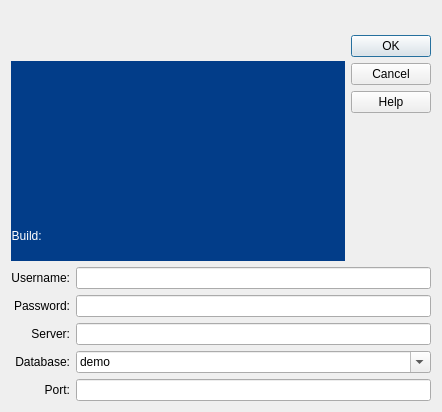
Old version of the form common/login2.ui in the repository Pegasus-RPG/xtuple-client.
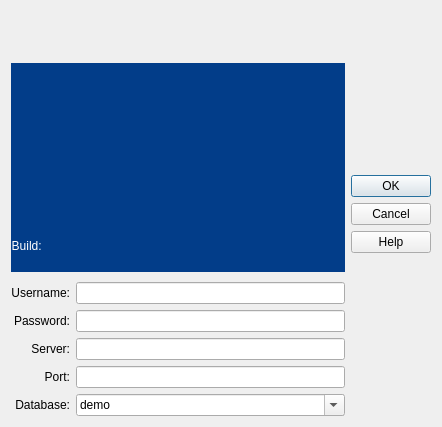
New version of the form. Icons and pictures are not drawn.

Commit message: Issue #20503 - a few fixes to the login screen.  http and https are parsed out of the server name if the user enters them

```diff
--- a/common/login2.ui
+++ b/common/login2.ui
@@ -14,7 +14,7 @@
     <x>0</x>
     <y>0</y>
     <width>442</width>
-    <height>412</height>
+    <height>427</height>
    </rect>
   </property>
   <property name="sizePolicy">
@@ -2478,54 +2478,12 @@
            </item>
           </layout>
          </item>
-        </layout>
-       </item>
-      </layout>
-     </item>
-     <item>
-      <layout class="QVBoxLayout" name="verticalLayout_6">
-       <item>
-        <widget class="QDialogButtonBox" name="_buttonBox">
-         <property name="focusPolicy">
-          <enum>Qt::StrongFocus</enum>
-         </property>
-         <property name="layoutDirection">
-          <enum>Qt::RightToLeft</enum>
-         </property>
-         <property name="orientation">
-          <enum>Qt::Vertical</enum>
-         </property>
-         <property name="standardButtons">
-          <set>QDialogButtonBox::Cancel|QDialogButtonBox::Help|QDialogButtonBox::Ok</set>
-         </property>
-         <property name="centerButtons">
-          <bool>true</bool>
-         </property>
-        </widget>
-       </item>
-       <item>
-        <spacer name="verticalSpacer">
-         <property name="orientation">
-          <enum>Qt::Vertical</enum>
-         </property>
-         <property name="sizeHint" stdset="0">
-          <size>
-           <width>20</width>
-           <height>40</height>
-          </size>
-         </property>
-        </spacer>
-       </item>
-      </layout>
-     </item>
-    </layout>
-   </item>
    <item>
     <layout class="QGridLayout" name="gridLayout_3">
      <property name="sizeConstraint">
       <enum>QLayout::SetDefaultConstraint</enum>
      </property>
-     <item row="2" column="2">
+           <item row="4" column="2">
       <widget class="QLineEdit" name="_password">
        <property name="sizePolicy">
         <sizepolicy hsizetype="Expanding" vsizetype="Fixed">
@@ -2535,13 +2493,13 @@
        </property>
       </widget>
      </item>
-     <item row="3" column="2">
-      <widget class="QLineEdit" name="_server"/>
-     </item>
      <item row="5" column="2">
+            <widget class="QLineEdit" name="_server"/>
+           </item>
+           <item row="7" column="2">
       <widget class="QLineEdit" name="_port"/>
      </item>
-     <item row="2" column="1">
+           <item row="4" column="1">
       <widget class="QLabel" name="_passwordLit">
        <property name="text">
         <string>Password:</string>
@@ -2551,7 +2509,7 @@
        </property>
       </widget>
      </item>
-     <item row="3" column="1">
+           <item row="5" column="1">
       <widget class="QLabel" name="_serverLit">
        <property name="text">
         <string>Server:</string>
@@ -2561,17 +2519,7 @@
        </property>
       </widget>
      </item>
-     <item row="4" column="1">
-      <widget class="QLabel" name="_databaseLit">
-       <property name="text">
-        <string>Database:</string>
-       </property>
-       <property name="alignment">
-        <set>Qt::AlignRight|Qt::AlignTrailing|Qt::AlignVCenter</set>
-       </property>
-      </widget>
-     </item>
-     <item row="5" column="1">
+           <item row="7" column="1">
       <widget class="QLabel" name="_portLit">
        <property name="text">
         <string>Port:</string>
@@ -2581,7 +2529,7 @@
        </property>
       </widget>
      </item>
-     <item row="1" column="1">
+           <item row="3" column="1">
       <widget class="QLabel" name="_usernameLit1">
        <property name="text">
         <string>Username:</string>
@@ -2591,7 +2539,7 @@
        </property>
       </widget>
      </item>
-     <item row="1" column="2">
+           <item row="3" column="2">
       <widget class="QLineEdit" name="_username">
        <property name="sizePolicy">
         <sizepolicy hsizetype="Expanding" vsizetype="Fixed">
@@ -2601,7 +2549,7 @@
        </property>
       </widget>
      </item>
-     <item row="4" column="2">
+           <item row="8" column="2">
       <widget class="QComboBox" name="_database">
        <property name="focusPolicy">
         <enum>Qt::StrongFocus</enum>
@@ -2621,6 +2569,61 @@
        </item>
       </widget>
      </item>
+           <item row="8" column="1">
+            <widget class="QLabel" name="_databaseLit">
+             <property name="text">
+              <string>Database:</string>
+             </property>
+             <property name="alignment">
+              <set>Qt::AlignRight|Qt::AlignTrailing|Qt::AlignVCenter</set>
+             </property>
+            </widget>
+           </item>
+           <item row="2" column="2">
+            <spacer name="verticalSpacer">
+             <property name="orientation">
+              <enum>Qt::Vertical</enum>
+             </property>
+             <property name="sizeType">
+              <enum>QSizePolicy::Minimum</enum>
+             </property>
+             <property name="sizeHint" stdset="0">
+              <size>
+               <width>20</width>
+               <height>10</height>
+              </size>
+             </property>
+            </spacer>
+           </item>
+          </layout>
+         </item>
+        </layout>
+       </item>
+      </layout>
+     </item>
+     <item>
+      <layout class="QVBoxLayout" name="verticalLayout_6">
+       <item>
+        <widget class="QDialogButtonBox" name="_buttonBox">
+         <property name="focusPolicy">
+          <enum>Qt::StrongFocus</enum>
+         </property>
+         <property name="layoutDirection">
+          <enum>Qt::RightToLeft</enum>
+         </property>
+         <property name="orientation">
+          <enum>Qt::Vertical</enum>
+         </property>
+         <property name="standardButtons">
+          <set>QDialogButtonBox::Cancel|QDialogButtonBox::Help|QDialogButtonBox::Ok</set>
+         </property>
+         <property name="centerButtons">
+          <bool>true</bool>
+         </property>
+        </widget>
+       </item>
+      </layout>
+     </item>
     </layout>
    </item>
   </layout>
```
Left out of the diff: 1 changed line with no effect on the pictures. Lines whose indentation alone changed are shown as unchanged. The commit also changes 1 other file.
